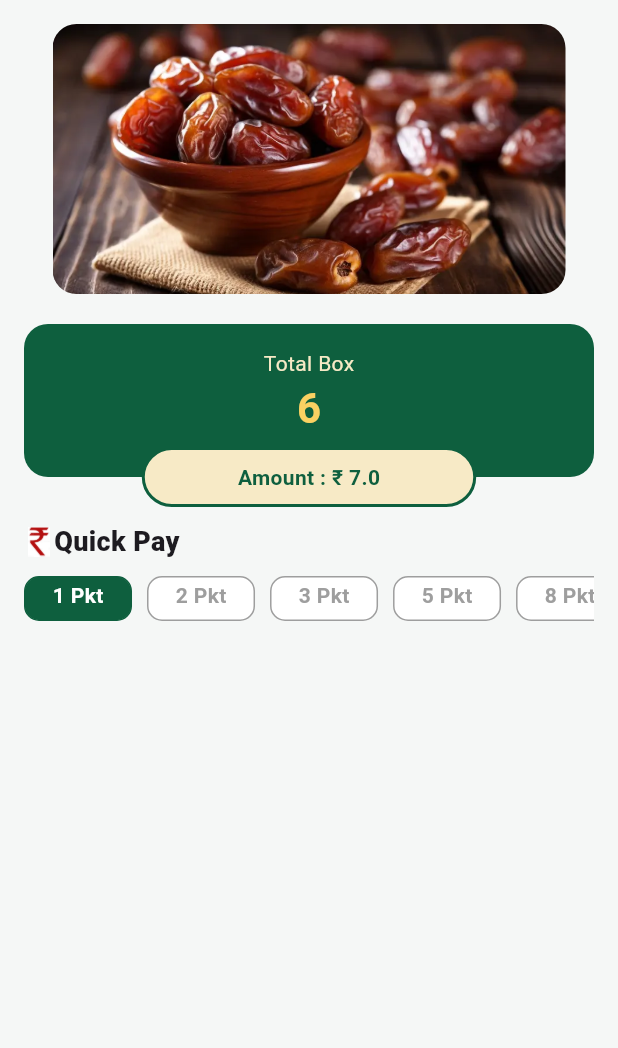
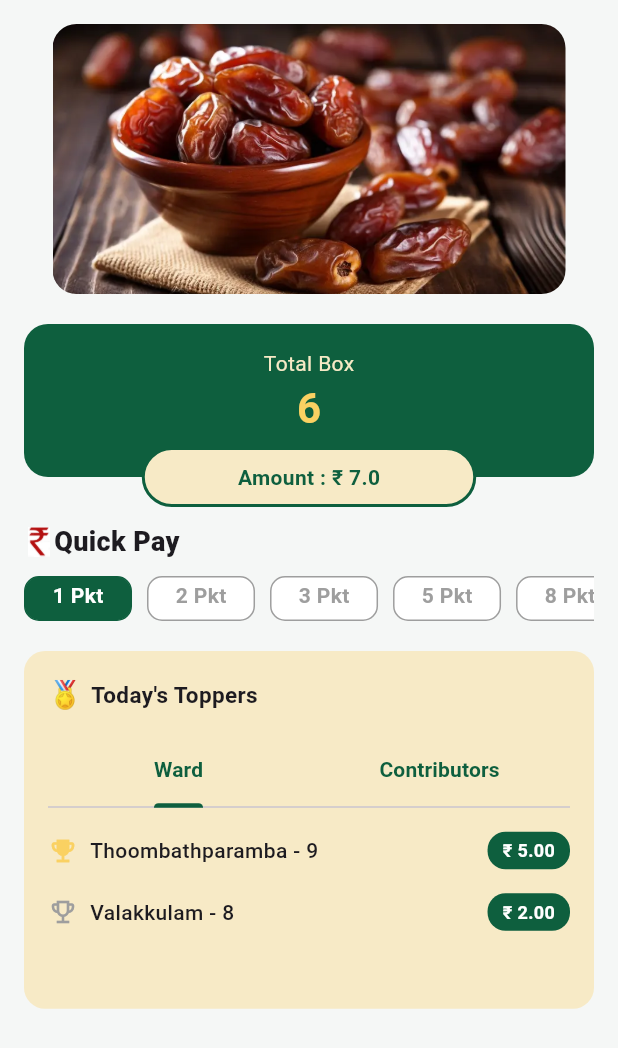
Before and after one commit to Siyah-Dev/workmate_test, a Flutter app: the screen it shows after launch, on a phone screen of 412 x 824 dp. Shown: the top 1048 px of the screen. Run offline on Flutter 3.47's test engine with Material 3 defaults, Android fonts, the phone set to English and light mode, and no system bars; drawn by our look-alikes of carousel_slider; our stand-ins replace flutter_riverpod.

Commit message:
topper's section

```diff
--- /dev/null
+++ b/lib/features/home/domain/enum/topper_tab.dart
@@ -0,0 +1,4 @@
+enum TopperTab {
+  ward,
+  contributors,
+}
--- /dev/null
+++ b/lib/features/home/domain/models/topper_model.dart
@@ -0,0 +1,13 @@
+class TopperModel {
+  final String ward;
+  final int position;
+  final double amount;
+  final bool isGold;
+
+  const TopperModel({
+    required this.ward,
+    required this.position,
+    required this.amount,
+    required this.isGold,
+  });
+}
--- a/lib/features/home/presentation/controllers/home_state.dart
+++ b/lib/features/home/presentation/controllers/home_state.dart
@@ -1,29 +1,40 @@
+import 'package:ch_centre/features/home/domain/models/topper_model.dart';
+
 class HomeState {
   final int totalBox;
   final double amount;
   final int selectedQuickPay;
+  final List<TopperModel> wardToppers;
 
   const HomeState({
     required this.totalBox,
     required this.amount,
     required this.selectedQuickPay,
+    required this.wardToppers,
   });
 
-  factory HomeState.initial() => const HomeState(
-        totalBox: 6,
-        amount: 7,
-        selectedQuickPay: 1,
-      );
+  factory HomeState.initial() =>
+      const HomeState(totalBox: 6, amount: 7, selectedQuickPay: 1, wardToppers: [
+       TopperModel(
+        ward: 'Thoombathparamba',
+        position: 9,
+        amount: 5.00,
+        isGold: true,
+      ),
+       TopperModel(
+        ward: 'Valakkulam',
+        position: 8,
+        amount: 2.00,
+        isGold: false,
+      ),
+    ]);
 
-  HomeState copyWith({
-    int? totalBox,
-    double? amount,
-    int? selectedQuickPay,
-  }) {
+  HomeState copyWith({int? totalBox, double? amount, int? selectedQuickPay, List<TopperModel>? wardToppers}) {
     return HomeState(
       totalBox: totalBox ?? this.totalBox,
       amount: amount ?? this.amount,
       selectedQuickPay: selectedQuickPay ?? this.selectedQuickPay,
+      wardToppers: wardToppers ?? this.wardToppers,
     );
   }
 }
--- a/lib/features/home/presentation/screens/home_screen.dart
+++ b/lib/features/home/presentation/screens/home_screen.dart
@@ -1,4 +1,5 @@
 import 'package:ch_centre/features/home/presentation/widgets/quick_pay_section.dart';
+import 'package:ch_centre/features/home/presentation/widgets/toppers_section.dart';
 import 'package:ch_centre/features/home/presentation/widgets/total_info_widget.dart';
 import 'package:flutter/material.dart';
 import '../../../../core/theme/app_colors.dart';
@@ -9,8 +10,6 @@ class HomeScreen extends StatelessWidget {
 
   @override
   Widget build(BuildContext context) {
-
-
     return Scaffold(
       backgroundColor: AppColors.background,
       body: SafeArea(
@@ -23,6 +22,8 @@ class HomeScreen extends StatelessWidget {
               TotalInfoWidget(),
               const SizedBox(height: 30),
               const QuickPaySection(),
+              const SizedBox(height: 20),
+              const ToppersSection(),
             ],
           ),
         ),
--- /dev/null
+++ b/lib/features/home/presentation/widgets/toppers_section.dart
@@ -0,0 +1,101 @@
+import 'package:ch_centre/core/theme/app_colors.dart';
+import 'package:ch_centre/features/home/presentation/controllers/home_controller.dart';
+import 'package:ch_centre/features/home/presentation/widgets/toppers_title.dart';
+import 'package:flutter/material.dart';
+import 'package:flutter_riverpod/flutter_riverpod.dart';
+
+class ToppersSection extends ConsumerStatefulWidget {
+  const ToppersSection({super.key});
+
+  @override
+  ConsumerState<ToppersSection> createState() => _ToppersSectionState();
+}
+
+class _ToppersSectionState extends ConsumerState<ToppersSection>
+    with SingleTickerProviderStateMixin {
+  late final TabController _tabController;
+
+  @override
+  void initState() {
+    super.initState();
+    _tabController = TabController(length: 2, vsync: this);
+  }
+
+  @override
+  void dispose() {
+    _tabController.dispose();
+    super.dispose();
+  }
+
+  @override
+  Widget build(BuildContext context) {
+    final wardToppers =  ref.watch(
+      homeControllerProvider.select((topplers) => topplers.wardToppers),
+    );
+
+    return Container(
+      padding: const EdgeInsets.all(16),
+      decoration: BoxDecoration(
+        color:  AppColors.lightYellow,
+        borderRadius: BorderRadius.circular(14),
+      ),
+      child: Column(
+        crossAxisAlignment: CrossAxisAlignment.start,
+        children: [
+          Row(
+            children: const [
+              Text('🏅', style: TextStyle(fontSize: 18)),
+              SizedBox(width: 6),
+              Text(
+                "Today's Toppers",
+                style: TextStyle(
+                  fontWeight: FontWeight.bold,
+                  fontSize: 15,
+                ),
+              ),
+            ],
+          ),
+
+          const SizedBox(height: 14),
+
+          TabBar(
+            controller: _tabController,
+            labelColor: AppColors.primary,
+            unselectedLabelColor: AppColors.primary,
+            labelStyle: const TextStyle(fontWeight: FontWeight.w600),
+            indicatorColor: AppColors.primary,
+            indicatorWeight: 2.5,
+            indicatorSize: TabBarIndicatorSize.label,
+            tabs: const [
+              Tab(text: 'Ward'),
+              Tab(text: 'Contributors'),
+            ],
+          ),
+
+          const SizedBox(height: 8),
+
+          SizedBox(
+            height: 110,
+            child: TabBarView(
+              controller: _tabController,
+              children: [
+                Column(
+                  children: wardToppers
+                      .map((topper) => TopperTile(topper: topper))
+                      .toList(),
+                ),
+
+                const Center(
+                  child: Text(
+                    'No contributors data',
+                    style: TextStyle(fontSize: 13),
+                  ),
+                ),
+              ],
+            ),
+          ),
+        ],
+      ),
+    );
+  }
+}
--- /dev/null
+++ b/lib/features/home/presentation/widgets/toppers_title.dart
@@ -0,0 +1,61 @@
+import 'package:ch_centre/features/home/domain/models/topper_model.dart';
+import 'package:flutter/material.dart';
+import '../../../../core/theme/app_colors.dart';
+
+class TopperTile extends StatelessWidget {
+  final TopperModel topper;
+
+  const TopperTile({
+    super.key,
+    required this.topper,
+  });
+
+  @override
+  Widget build(BuildContext context) {
+    return Padding(
+      padding: const EdgeInsets.symmetric(vertical: 8),
+      child: Row(
+        mainAxisAlignment: MainAxisAlignment.spaceBetween,
+        children: [
+          Row(
+            children: [
+              Icon(
+                topper.isGold
+                    ? Icons.emoji_events
+                    : Icons.emoji_events_outlined,
+                color: topper.isGold ? AppColors.yellowColor : AppColors.greyColor,
+                size: 20,
+              ),
+              const SizedBox(width: 8),
+              Text(
+                '${topper.ward} - ${topper.position}',
+                style: const TextStyle(
+                  fontWeight: FontWeight.w500,
+                ),
+              ),
+            ],
+          ),
+
+          Container(
+            padding: const EdgeInsets.symmetric(
+              horizontal: 10,
+              vertical: 4,
+            ),
+            decoration: BoxDecoration(
+              color: AppColors.primary,
+              borderRadius: BorderRadius.circular(12),
+            ),
+            child: Text(
+              '₹ ${topper.amount.toStringAsFixed(2)}',
+              style: const TextStyle(
+                color: AppColors.whiteColor,
+                fontWeight: FontWeight.bold,
+                fontSize: 12,
+              ),
+            ),
+          ),
+        ],
+      ),
+    );
+  }
+}
```
